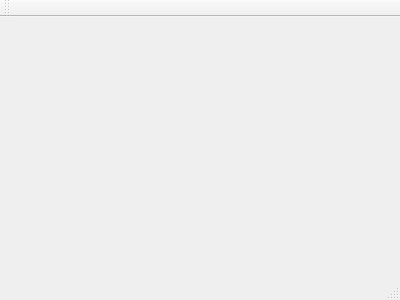
Above: mainwindow.ui from Maxximl/ModbusHandler before the change. Below: the same form after it.
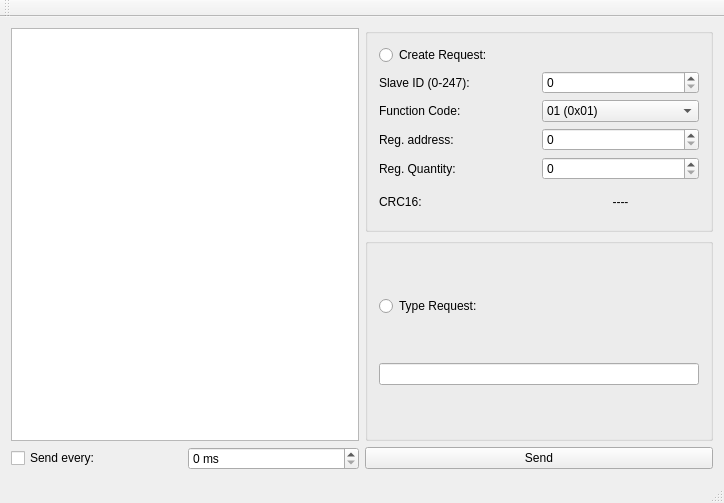
That is the form after the change.

Commit message: Create Form

```diff
--- a/mainwindow.ui
+++ b/mainwindow.ui
@@ -1,24 +1,281 @@
 <ui version="4.0">
  <class>MainWindow</class>
- <widget class="QMainWindow" name="MainWindow" >
-  <property name="geometry" >
+ <widget class="QMainWindow" name="MainWindow">
+  <property name="geometry">
    <rect>
     <x>0</x>
     <y>0</y>
-    <width>400</width>
-    <height>300</height>
+    <width>724</width>
+    <height>503</height>
    </rect>
   </property>
   <property name="windowTitle" >
    <string>MainWindow</string>
   </property>
-  <widget class="QMenuBar" name="menuBar" />
-  <widget class="QToolBar" name="mainToolBar" />
-  <widget class="QWidget" name="centralWidget" />
-  <widget class="QStatusBar" name="statusBar" />
+  <widget class="QWidget" name="centralWidget">
+   <layout class="QGridLayout" name="gridLayout_3">
+    <item row="0" column="0">
+     <layout class="QHBoxLayout" name="horizontalLayout_6">
+      <item>
+       <widget class="QPlainTextEdit" name="plainTextEdit"/>
+      </item>
+      <item>
+       <layout class="QVBoxLayout" name="verticalLayout">
+        <item>
+         <widget class="QGroupBox" name="createRequestGBox">
+          <property name="enabled">
+           <bool>true</bool>
+          </property>
+          <property name="title">
+           <string/>
+          </property>
+          <property name="checkable">
+           <bool>false</bool>
+          </property>
+          <property name="checked">
+           <bool>false</bool>
+          </property>
+          <layout class="QGridLayout" name="gridLayout">
+           <item row="2" column="0">
+            <layout class="QHBoxLayout" name="horizontalLayout">
+             <item>
+              <widget class="QLabel" name="slaveIDlbl">
+               <property name="text">
+                <string>Slave ID (0-247):</string>
+               </property>
+              </widget>
+             </item>
+             <item>
+              <widget class="QSpinBox" name="slaveID">
+               <property name="maximum">
+                <number>247</number>
+               </property>
+               <property name="displayIntegerBase">
+                <number>16</number>
+               </property>
+              </widget>
+             </item>
+            </layout>
+           </item>
+           <item row="4" column="0">
+            <layout class="QHBoxLayout" name="horizontalLayout_3">
+             <item>
+              <widget class="QLabel" name="regAddrLbl">
+               <property name="text">
+                <string>Reg. address:</string>
+               </property>
+              </widget>
+             </item>
+             <item>
+              <widget class="QSpinBox" name="regAddress">
+               <property name="displayIntegerBase">
+                <number>16</number>
+               </property>
+              </widget>
+             </item>
+            </layout>
+           </item>
+           <item row="6" column="0">
+            <layout class="QHBoxLayout" name="horizontalLayout_5">
+             <item>
+              <widget class="QLabel" name="CRClbl">
+               <property name="text">
+                <string>CRC16:</string>
+               </property>
+              </widget>
+             </item>
+             <item>
+              <widget class="QLabel" name="CRC">
+               <property name="text">
+                <string>----</string>
+               </property>
+               <property name="alignment">
+                <set>Qt::AlignCenter</set>
+               </property>
+              </widget>
+             </item>
+            </layout>
+           </item>
+           <item row="3" column="0">
+            <layout class="QHBoxLayout" name="horizontalLayout_2">
+             <item>
+              <widget class="QLabel" name="funcCodeLbl">
+               <property name="text">
+                <string>Function Code:</string>
+               </property>
+              </widget>
+             </item>
+             <item>
+              <widget class="QComboBox" name="functionCode">
+               <item>
+                <property name="text">
+                 <string>01 (0x01)</string>
+                </property>
+               </item>
+               <item>
+                <property name="text">
+                 <string>02 (0x02)</string>
+                </property>
+               </item>
+               <item>
+                <property name="text">
+                 <string>03 (0x03)</string>
+                </property>
+               </item>
+               <item>
+                <property name="text">
+                 <string>04 (0x04)</string>
+                </property>
+               </item>
+               <item>
+                <property name="text">
+                 <string>05 (0x05)</string>
+                </property>
+               </item>
+               <item>
+                <property name="text">
+                 <string>06 (0x06)</string>
+                </property>
+               </item>
+               <item>
+                <property name="text">
+                 <string>15 (0x0F)</string>
+                </property>
+               </item>
+               <item>
+                <property name="text">
+                 <string>16 (0x10)</string>
+                </property>
+               </item>
+              </widget>
+             </item>
+            </layout>
+           </item>
+           <item row="5" column="0">
+            <layout class="QHBoxLayout" name="horizontalLayout_4">
+             <item>
+              <widget class="QLabel" name="regQuantLbl">
+               <property name="text">
+                <string>Reg. Quantity:</string>
+               </property>
+              </widget>
+             </item>
+             <item>
+              <widget class="QSpinBox" name="regQuantity"/>
+             </item>
+            </layout>
+           </item>
+           <item row="1" column="0">
+            <widget class="QRadioButton" name="createRequestBtn">
+             <property name="text">
+              <string>Create Request:</string>
+             </property>
+            </widget>
+           </item>
+          </layout>
+          <widget class="QLabel" name="label_3">
+           <property name="geometry">
+            <rect>
+             <x>70</x>
+             <y>110</y>
+             <width>54</width>
+             <height>17</height>
+            </rect>
+           </property>
+           <property name="text">
+            <string/>
+           </property>
+          </widget>
+         </widget>
+        </item>
+        <item>
+         <widget class="QGroupBox" name="typeRequestGBox">
+          <property name="title">
+           <string/>
+          </property>
+          <property name="checkable">
+           <bool>false</bool>
+          </property>
+          <property name="checked">
+           <bool>false</bool>
+          </property>
+          <layout class="QGridLayout" name="gridLayout_2">
+           <item row="1" column="0">
+            <widget class="QLineEdit" name="typeRequestLineEdit">
+             <property name="text">
+              <string/>
+             </property>
+            </widget>
+           </item>
+           <item row="0" column="0">
+            <widget class="QRadioButton" name="typeRequestBtn">
+             <property name="text">
+              <string>Type Request:</string>
+             </property>
+             <property name="checkable">
+              <bool>true</bool>
+             </property>
+            </widget>
+           </item>
+          </layout>
+         </widget>
+        </item>
+       </layout>
+      </item>
+     </layout>
+    </item>
+    <item row="1" column="0">
+     <layout class="QHBoxLayout" name="horizontalLayout_8">
+      <item>
+       <layout class="QHBoxLayout" name="horizontalLayout_7">
+        <item>
+         <widget class="QCheckBox" name="sendEveryChBox">
+          <property name="text">
+           <string>Send every:</string>
+          </property>
+         </widget>
+        </item>
+        <item>
+         <widget class="QSpinBox" name="sendEvery">
+          <property name="suffix">
+           <string> ms</string>
+          </property>
+         </widget>
+        </item>
+       </layout>
+      </item>
+      <item>
+       <widget class="QPushButton" name="sendButton">
+        <property name="text">
+         <string>Send</string>
+        </property>
+       </widget>
+      </item>
+     </layout>
+    </item>
+   </layout>
+  </widget>
+  <widget class="QMenuBar" name="menuBar">
+   <property name="geometry">
+    <rect>
+     <x>0</x>
+     <y>0</y>
+     <width>724</width>
+     <height>22</height>
+    </rect>
+   </property>
+  </widget>
+  <widget class="QToolBar" name="mainToolBar">
+   <attribute name="toolBarArea">
+    <enum>TopToolBarArea</enum>
+   </attribute>
+   <attribute name="toolBarBreak">
+    <bool>false</bool>
+   </attribute>
+  </widget>
+  <widget class="QStatusBar" name="statusBar"/>
  </widget>
- <layoutDefault spacing="6" margin="11" />
- <pixmapfunction></pixmapfunction>
+ <layoutdefault spacing="6" margin="11"/>
  <resources/>
  <connections/>
 </ui>
```
Left out of the diff: 3 changed lines with no effect on the pictures.
